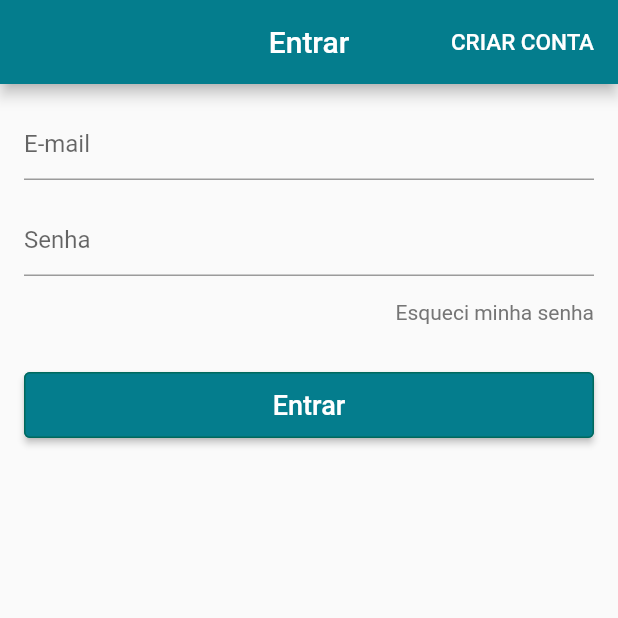
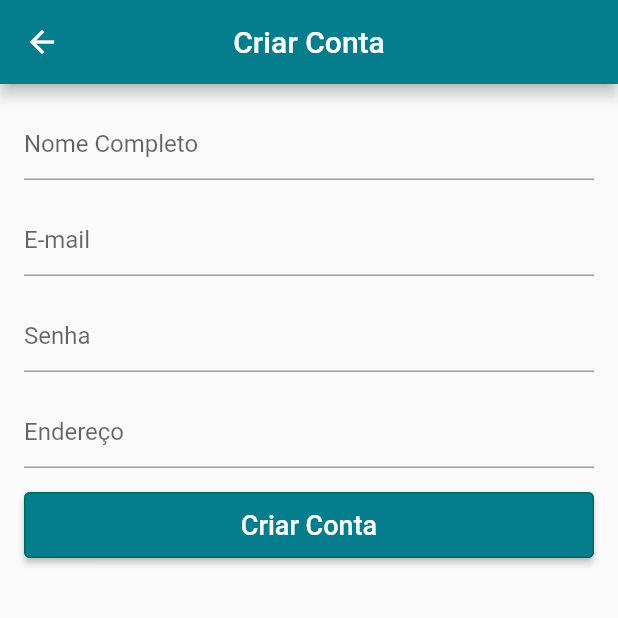
Before and after one commit to Lukinhasssss/curso-desenvolvimentoMobile-flutter, a Flutter app: the LoginScreen screen opened directly, after a tap on "CRIAR CONTA", on a phone screen of 412 x 824 dp, the top half of it. Run offline on Flutter 3.47's test engine with Material 2 defaults, Android fonts, the phone set to English and light mode, and no system bars; our stand-ins replace carousel_pro, cloud_firestore, firebase_auth, firebase_storage, google_sign_in, image_picker and 3 more; accounts and stored records are empty.

Commit message:
Loja Virtual: Tela de cadastro

```diff
--- a/loja_virtual/lib/main.dart
+++ b/loja_virtual/lib/main.dart
@@ -1,6 +1,7 @@
 import 'package:flutter/material.dart';
 import 'package:loja_virtual/screens/home_screen.dart';
 import 'package:loja_virtual/screens/login_screen.dart';
+import 'package:loja_virtual/screens/signup_screen.dart';
 
 // void main() {
 //   runApp(MaterialApp(
@@ -29,7 +30,7 @@ class MyApp extends StatelessWidget {
         primaryColor: Color.fromARGB(255, 4, 125, 141)
       ),
       debugShowCheckedModeBanner: false,
-      home: LoginScreen() // HomeScreen()
+      home: HomeScreen()
     );
   }
 
--- a/loja_virtual/lib/screens/login_screen.dart
+++ b/loja_virtual/lib/screens/login_screen.dart
@@ -1,4 +1,5 @@
 import 'package:flutter/material.dart';
+import 'package:loja_virtual/screens/signup_screen.dart';
 
 class LoginScreen extends StatelessWidget {
 
@@ -15,7 +16,7 @@ class LoginScreen extends StatelessWidget {
             child: Text('CRIAR CONTA', style: TextStyle(fontSize: 15.0)),
             textColor: Colors.white,
             onPressed: () {
-              print('CRIAR CONTA');
+              Navigator.of(context).pushReplacement(MaterialPageRoute(builder: (context) => SignupScreen()));
             }
           )
         ]
@@ -31,7 +32,7 @@ class LoginScreen extends StatelessWidget {
               ),
               keyboardType: TextInputType.emailAddress,
               validator: (text) {
-                if (text.isEmpty || !text.contains('@')) return 'E-mail inválido';
+                if (text.isEmpty || !text.contains('@')) return 'E-mail inválido!';
               }
             ),
             SizedBox(height: 16.0),
@@ -52,7 +53,7 @@ class LoginScreen extends StatelessWidget {
                 },
                 child: Text('Esqueci minha senha',
                   textAlign: TextAlign.right,
-                  style: TextStyle(fontWeight: FontWeight.w400, color: Colors.grey[600]),
+                  style: TextStyle(fontWeight: FontWeight.w400, color: Colors.grey[850]),
                 ),
                 padding: EdgeInsets.zero
               )
--- /dev/null
+++ b/loja_virtual/lib/screens/signup_screen.dart
@@ -0,0 +1,83 @@
+import 'package:flutter/material.dart';
+
+class SignupScreen extends StatelessWidget {
+
+  final _formKey = GlobalKey<FormState>();
+
+  @override
+  Widget build(BuildContext context) {
+    return Scaffold(
+        appBar: AppBar(
+            title: Text('Criar Conta'),
+            centerTitle: true,
+        ),
+        body: Form(
+            key: _formKey,
+            child: ListView(
+              padding: EdgeInsets.all(16.0),
+              children: <Widget>[
+                TextFormField(
+                    decoration: InputDecoration(
+                        hintText: 'Nome Completo'
+                    ),
+                    keyboardType: TextInputType.name,
+                    validator: (text) {
+                      if (text.isEmpty) return 'Nome inválido!';
+                    }
+                ),
+                SizedBox(height: 16.0),
+                TextFormField(
+                    decoration: InputDecoration(
+                        hintText: 'E-mail'
+                    ),
+                    keyboardType: TextInputType.emailAddress,
+                    validator: (text) {
+                      if (text.isEmpty || !text.contains('@')) return 'E-mail inválido!';
+                    }
+                ),
+                SizedBox(height: 16.0),
+                TextFormField(
+                    decoration: InputDecoration(
+                        hintText: 'Senha'
+                    ),
+                    obscureText: true, // Para que o usuário não consiga ver a senha que está sendo digitada,
+                    validator: (text) {
+                      if (text.isEmpty || text.length < 8) return 'Senha inválida! A senha precisa ter pelo menos 8 caracteres!';
+                    }
+                ),
+                SizedBox(height: 16.0),
+                TextFormField(
+                    decoration: InputDecoration(
+                        hintText: 'Endereço'
+                    ),
+                    keyboardType: TextInputType.streetAddress,
+                    validator: (text) {
+                      if (text.isEmpty) return 'Endereço inválido';
+                    }
+                ),
+                SizedBox(height: 16.0),
+                SizedBox(
+                    height: 44.0,
+                    child: RaisedButton(
+                        child: Text('Criar Conta',
+                            style: TextStyle(fontSize: 18.0)
+                        ),
+                        color: Theme.of(context).primaryColor,
+                        textColor: Colors.white,
+                        shape: RoundedRectangleBorder(
+                            borderRadius: BorderRadius.circular(4.0),
+                            side: BorderSide(color: Colors.teal[800])
+                        ),
+                        onPressed: () {
+                          if (_formKey.currentState.validate()) {
+
+                          }
+                        }
+                    )
+                )
+              ],
+            )
+        )
+    );
+  }
+}
--- a/loja_virtual/lib/tabs/home_tab.dart
+++ b/loja_virtual/lib/tabs/home_tab.dart
@@ -10,9 +10,9 @@ class HomeTab extends StatelessWidget {
     Widget _builderBodyBack() => Container(
       decoration: BoxDecoration(
         gradient: LinearGradient(
-          colors: [Color.fromARGB(255, 211, 118, 130), Color.fromARGB(255, 253, 181, 168)],
           begin: Alignment.topLeft,
-          end: Alignment.bottomRight
+          end: Alignment.bottomRight,
+          colors: [Color.fromARGB(255, 211, 118, 130), Color.fromARGB(255, 253, 181, 168)]
         ),
       ),
     );
--- a/loja_virtual/lib/widgets/custom_drawer.dart
+++ b/loja_virtual/lib/widgets/custom_drawer.dart
@@ -1,4 +1,5 @@
 import 'package:flutter/material.dart';
+import 'package:loja_virtual/screens/login_screen.dart';
 
 import 'package:loja_virtual/tiles/drawer_tile.dart';
 
@@ -58,7 +59,7 @@ class CustomDrawer extends StatelessWidget {
                               )
                             ),
                             onTap: () {
-                              print("It's working");
+                              Navigator.of(context).push(MaterialPageRoute(builder: (context) => LoginScreen()));
                             }
                           )
                         ],
```
